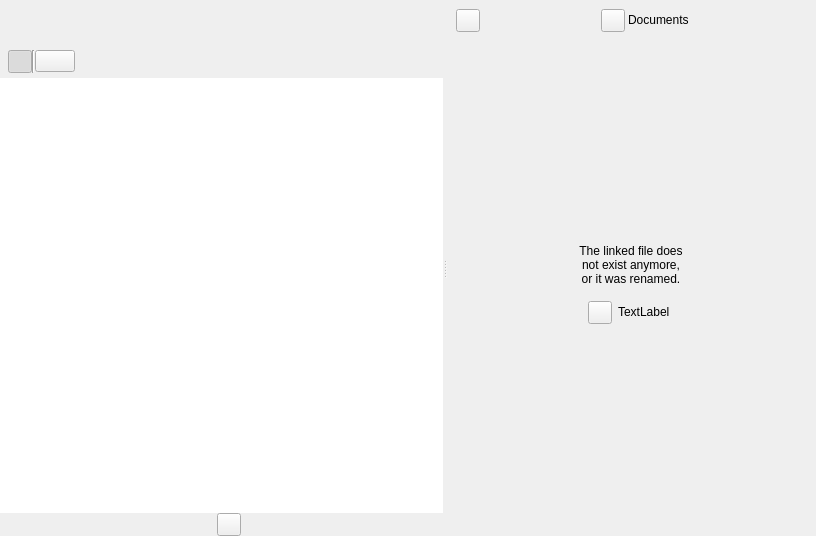
zkovari/plotlyst, file ui/notes_view.ui: the form before one commit.
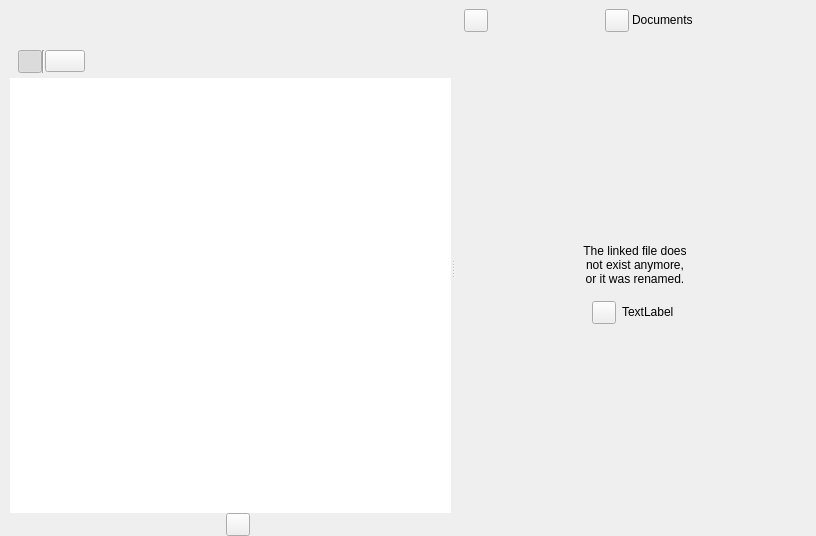
The form after the commit. Custom widgets are drawn as their Qt base class.

The edit to the form file:
```diff
--- a/ui/notes_view.ui
+++ b/ui/notes_view.ui
@@ -52,7 +52,7 @@
         <number>0</number>
        </property>
        <property name="leftMargin">
-        <number>0</number>
+        <number>10</number>
        </property>
        <property name="topMargin">
         <number>50</number>
```
